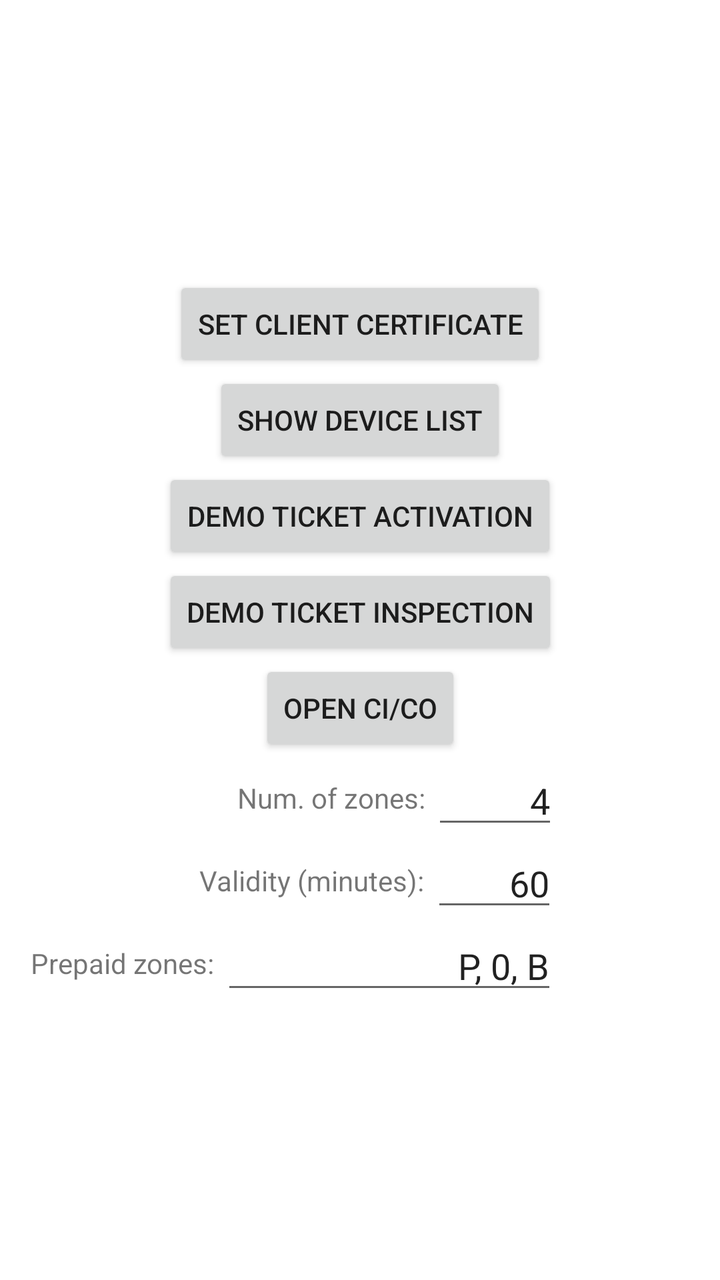
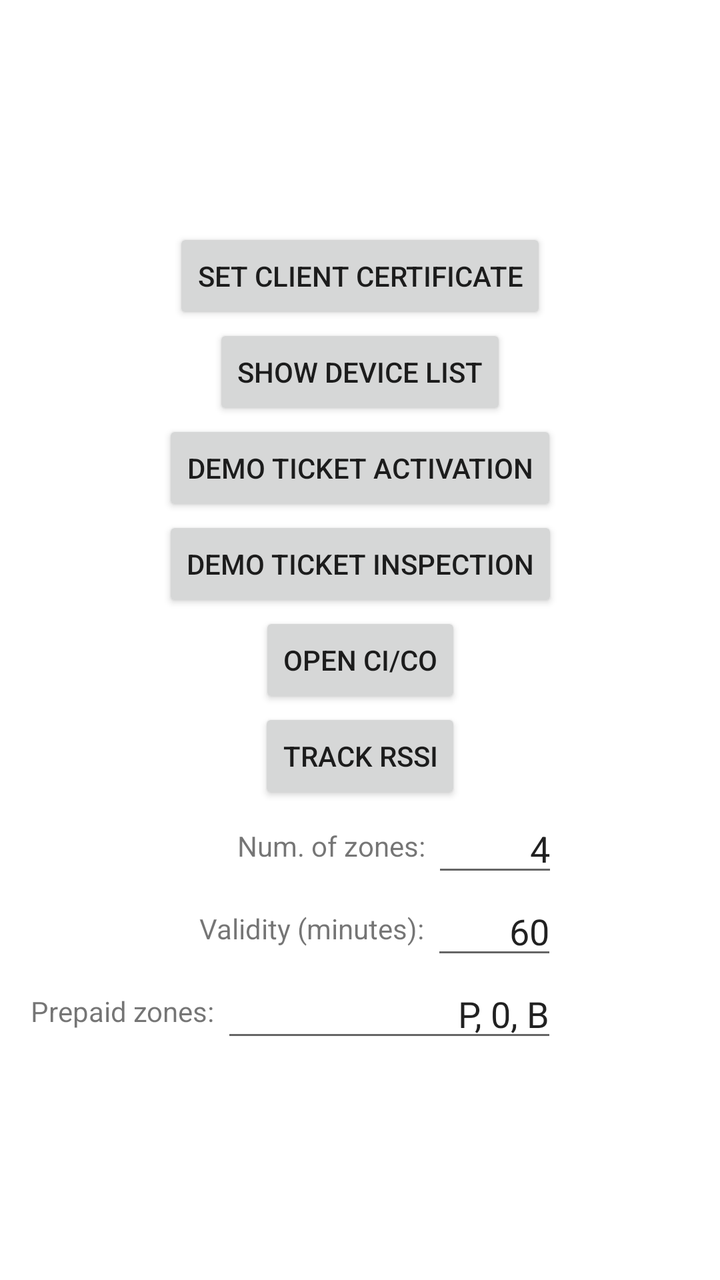

Screens rendered from an Android XML layout before and after an edit, with the pre-edit source and the edit as a unified diff.
<!-- AndroidManifest.xml: application theme Theme.LWTDemo.EdgeToEdge -->
<!-- res/layout/activity_main.xml -->
<?xml version="1.0" encoding="utf-8"?>
<androidx.constraintlayout.widget.ConstraintLayout xmlns:android="http://schemas.android.com/apk/res/android"
    xmlns:app="http://schemas.android.com/apk/res-auto"
    xmlns:tools="http://schemas.android.com/tools"
    android:layout_width="match_parent"
    android:layout_height="match_parent">

    <Button
        android:id="@+id/btnSetClientCert"
        android:layout_width="wrap_content"
        android:layout_height="wrap_content"
        android:text="Set client certificate"
        app:layout_constraintVertical_chainStyle="packed"
        app:layout_constraintBottom_toTopOf="@id/btnShowDeviceList"
        app:layout_constraintEnd_toEndOf="parent"
        app:layout_constraintStart_toStartOf="parent"
        app:layout_constraintTop_toTopOf="parent" />

    <Button
        android:id="@+id/btnShowDeviceList"
        android:layout_width="wrap_content"
        android:layout_height="wrap_content"
        android:text="Show device list"
        app:layout_constraintEnd_toEndOf="parent"
        app:layout_constraintStart_toStartOf="parent"
        app:layout_constraintTop_toBottomOf="@+id/btnSetClientCert"
        app:layout_constraintBottom_toTopOf="@id/btnRunTicketActivation"/>

    <Button
        android:id="@+id/btnRunTicketActivation"
        android:layout_width="wrap_content"
        android:layout_height="wrap_content"
        android:text="Demo ticket activation"
        app:layout_constraintBottom_toTopOf="@id/btnRunTicketInspection"
        app:layout_constraintEnd_toEndOf="parent"
        app:layout_constraintStart_toStartOf="parent"
        app:layout_constraintTop_toBottomOf="@+id/btnShowDeviceList" />

    <Button
        android:id="@+id/btnRunTicketInspection"
        android:layout_width="wrap_content"
        android:layout_height="wrap_content"
        android:text="Demo ticket inspection"
        app:layout_constraintBottom_toTopOf="@id/btnOpenCico"
        app:layout_constraintEnd_toEndOf="parent"
        app:layout_constraintStart_toStartOf="parent"
        app:layout_constraintTop_toBottomOf="@+id/btnRunTicketActivation" />

    <Button
        android:id="@+id/btnOpenCico"
        android:layout_width="wrap_content"
        android:layout_height="wrap_content"
        android:text="Open CI/CO"
        app:layout_constraintBottom_toTopOf="@id/etNumZones"
        app:layout_constraintEnd_toEndOf="parent"
        app:layout_constraintStart_toStartOf="parent"
        app:layout_constraintTop_toBottomOf="@id/btnRunTicketInspection" />

    <EditText
        android:id="@+id/etNumZones"
        android:layout_width="wrap_content"
        android:layout_height="wrap_content"
        android:ems="3"
        android:inputType="number"
        android:selectAllOnFocus="true"
        android:text="4"
        android:textAlignment="textEnd"
        app:layout_constraintBottom_toTopOf="@id/etValidMinutes"
        app:layout_constraintEnd_toEndOf="@+id/btnRunTicketInspection"
        app:layout_constraintTop_toBottomOf="@+id/btnOpenCico" />

    <TextView
        android:id="@+id/tvNumZonesLabel"
        android:layout_width="wrap_content"
        android:layout_height="wrap_content"
        android:text="Num. of zones: "
        app:layout_constraintBottom_toBottomOf="@+id/etNumZones"
        app:layout_constraintEnd_toStartOf="@+id/etNumZones"
        app:layout_constraintTop_toTopOf="@+id/etNumZones" />

    <EditText
        android:id="@+id/etValidMinutes"
        android:layout_width="wrap_content"
        android:layout_height="wrap_content"
        android:ems="3"
        android:inputType="number"
        android:text="60"
        android:textAlignment="textEnd"
        app:layout_constraintBottom_toTopOf="@id/etPrepaidZones"
        app:layout_constraintEnd_toEndOf="@+id/btnRunTicketActivation"
        app:layout_constraintTop_toBottomOf="@+id/etNumZones" />

    <TextView
        android:id="@+id/tvMinutesLabel"
        android:layout_width="wrap_content"
        android:layout_height="wrap_content"
        android:selectAllOnFocus="true"
        android:text="Validity (minutes): "
        app:layout_constraintBottom_toBottomOf="@+id/etValidMinutes"
        app:layout_constraintEnd_toStartOf="@+id/etValidMinutes"
        app:layout_constraintTop_toTopOf="@+id/etValidMinutes" />

    <EditText
        android:id="@+id/etPrepaidZones"
        android:layout_width="wrap_content"
        android:layout_height="wrap_content"
        android:ems="8"
        android:inputType="text"
        android:text="P, 0, B"
        android:textAlignment="textEnd"
        app:layout_constraintBottom_toBottomOf="parent"
        app:layout_constraintEnd_toEndOf="@+id/btnRunTicketActivation"
        app:layout_constraintTop_toBottomOf="@+id/etValidMinutes" />

    <TextView
        android:id="@+id/tvPrepaidZonesLabel"
        android:layout_width="wrap_content"
        android:layout_height="wrap_content"
        android:text="Prepaid zones: "
        app:layout_constraintBottom_toBottomOf="@+id/etPrepaidZones"
        app:layout_constraintEnd_toStartOf="@+id/etPrepaidZones"
        app:layout_constraintTop_toTopOf="@+id/etPrepaidZones" />

</androidx.constraintlayout.widget.ConstraintLayout>
<!-- resources referenced by this layout -->
<resources>
  <style name="Theme.LWTDemo.EdgeToEdge">
          <item name="windowActionBar">false</item>
          <item name="windowNoTitle">true</item>
          <item name="android:statusBarColor">@android:color/transparent</item>
          <item name="android:navigationBarColor">@null</item>
      </style>
</resources>

<!-- the commit's change to res/layout/activity_main.xml (unified diff, before → after) -->
@@ -51,10 +51,20 @@
         android:layout_width="wrap_content"
         android:layout_height="wrap_content"
         android:text="Open CI/CO"
+        app:layout_constraintBottom_toTopOf="@id/btnTrackRssi"
+        app:layout_constraintEnd_toEndOf="parent"
+        app:layout_constraintStart_toStartOf="parent"
+        app:layout_constraintTop_toBottomOf="@id/btnRunTicketInspection" />
+
+    <Button
+        android:id="@+id/btnTrackRssi"
+        android:layout_width="wrap_content"
+        android:layout_height="wrap_content"
+        android:text="Track RSSI"
         app:layout_constraintBottom_toTopOf="@id/etNumZones"
         app:layout_constraintEnd_toEndOf="parent"
         app:layout_constraintStart_toStartOf="parent"
-        app:layout_constraintTop_toBottomOf="@id/btnRunTicketInspection" />
+        app:layout_constraintTop_toBottomOf="@id/btnOpenCico" />
 
     <EditText
         android:id="@+id/etNumZones"
@@ -67,7 +77,7 @@
         android:textAlignment="textEnd"
         app:layout_constraintBottom_toTopOf="@id/etValidMinutes"
         app:layout_constraintEnd_toEndOf="@+id/btnRunTicketInspection"
-        app:layout_constraintTop_toBottomOf="@+id/btnOpenCico" />
+        app:layout_constraintTop_toBottomOf="@+id/btnTrackRssi" />
 
     <TextView
         android:id="@+id/tvNumZonesLabel"
